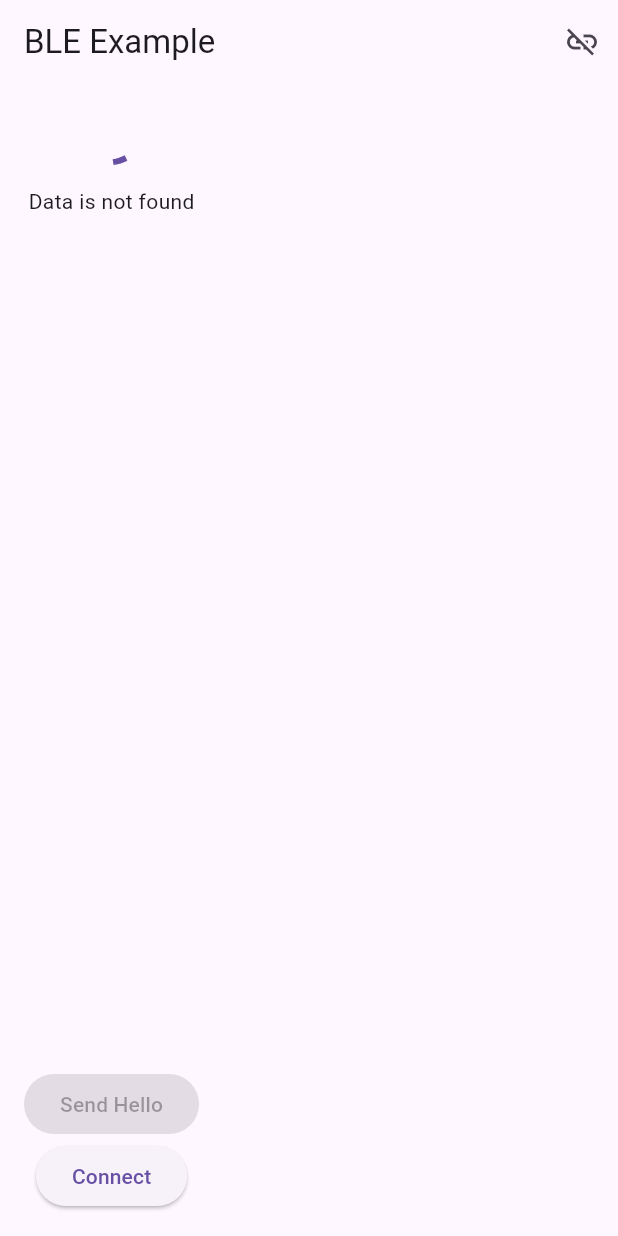
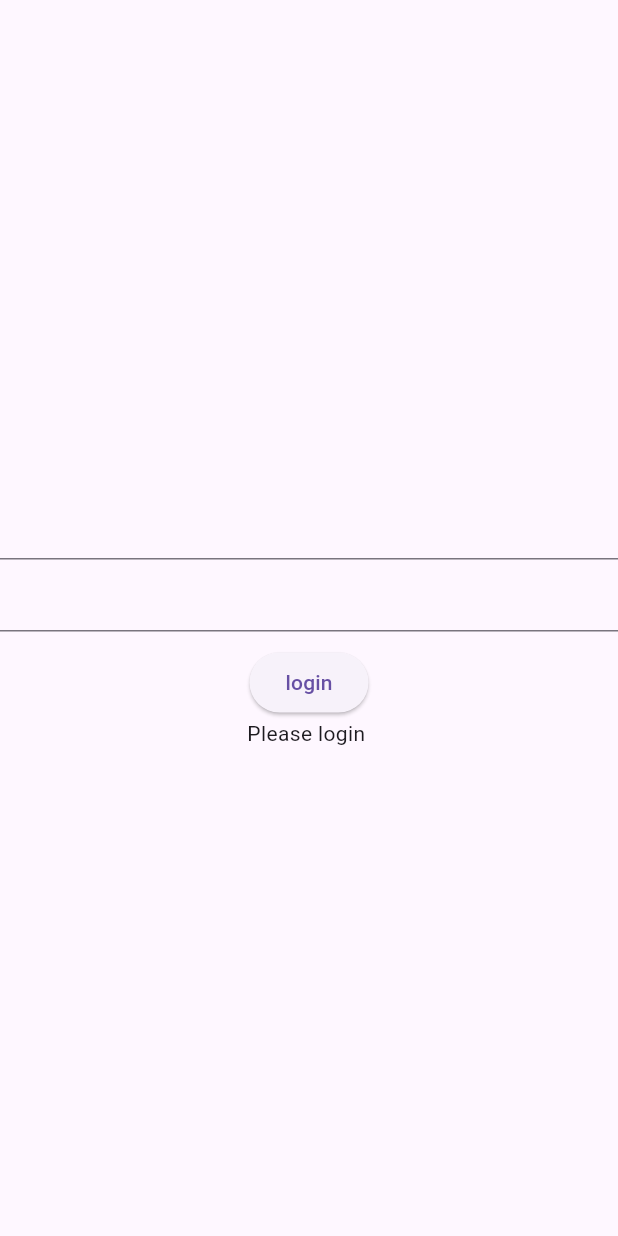
Before and after one commit to sree112github/Riverpod_State_Management, a Flutter app: the screen it shows after launch, on a phone screen of 412 x 824 dp. Run offline on Flutter 3.47's test engine with Material 3 defaults, Android fonts, the phone set to English and light mode, and no system bars; our stand-ins replace connectivity_plus, convert, flutter_blue_plus, flutter_riverpod, go_router, permission_handler; missing offline and left inert: encrypt, pointycastle.

Commit message:
Login riverpo exception Management

```diff
--- /dev/null
+++ b/lib/AppCore/Approutes.dart
@@ -0,0 +1,27 @@
+import 'package:flutter/material.dart';
+import 'package:go_router/go_router.dart';
+import 'package:flutter_riverpod/flutter_riverpod.dart';
+
+import '../feature/BlutoothScreen/Screen/blescreen.dart';
+import '../feature/LoginScreen/Screen/loginScreen.dart';
+
+
+// GoRouter provider (Riverpod way)
+final routerProvider = Provider<GoRouter>((ref) {
+  return GoRouter(
+    initialLocation: '/',
+    routes: [
+      GoRoute(
+        path: '/',
+        builder: (context, state) => const LoginScreen(),
+      ),
+      GoRoute(
+        path: '/bluetooth/:deviceId',
+        builder: (context, state) {
+          final deviceId = state.pathParameters['deviceId']!;
+          return BluetoothScreen(deviceId: deviceId);
+        },
+      ),
+    ],
+  );
+});
--- /dev/null
+++ b/lib/AppCore/baserurl.dart
@@ -0,0 +1,3 @@
+
+
+String baseUrl = "http://192.168.34.217:3000";
--- /dev/null
+++ b/lib/Data/Controller/AuthController.dart
@@ -0,0 +1,50 @@
+import 'package:flutter_riverpod/flutter_riverpod.dart';
+import 'package:riverpodstatemanagement/AppCore/CenteralExceptionHandling.dart';
+import 'package:riverpodstatemanagement/Data/models/AuthModel.dart';
+import 'package:riverpodstatemanagement/Data/repository/AuthRepository.dart';
+
+/// Sealed class for auth states
+sealed class AuthState {}
+
+class AuthInitial extends AuthState {}
+
+class AuthLoading extends AuthState {}
+
+class AuthSuccess extends AuthState {
+  final AuthModel user;
+  AuthSuccess(this.user);
+}
+
+class AuthFailure extends AuthState {
+  final String error;
+  AuthFailure(this.error);
+}
+
+/// Auth Controller using StateNotifier
+class AuthController extends StateNotifier<AuthState> {
+  final AuthRepository _authRepository;
+
+  AuthController(this._authRepository) : super(AuthInitial());
+
+  Future<void> userLogin(String email, String password) async {
+    state = AuthLoading();
+    try {
+      final user = await _authRepository.userLogin(email, password);
+      state = AuthSuccess(user);
+    } on NetworkConnectionException {
+      state = AuthFailure("Check Your Internet Conncetion");
+    } on ServerUnReachableException {
+      state = AuthFailure("Server is currently unreachable Check Your Connection");
+    }
+    on InvalidCredentialException {
+      state = AuthFailure("Invalid email or password.");
+    } on AccessDeniedException {
+      state = AuthFailure("You don't have access.");
+    } on ServerTimeOutException{
+      state = AuthFailure("TimeOut error");
+    }
+    on UnknownException {
+      state = AuthFailure("An unexpected error occurred.");
+    }
+  }
+}
--- a/lib/bleController.dart
+++ b/lib/Data/Controller/bleController.dart
@@ -1,7 +1,6 @@
 import 'package:flutter_riverpod/flutter_riverpod.dart';
-import 'package:flutter_blue_plus/flutter_blue_plus.dart';
-import 'package:riverpodstatemanagement/encryptioservice.dart';
-import 'bleRepository.dart';
+import 'package:riverpodstatemanagement/Data/services/encryptionServices/encryptioservice.dart';
+import '../repository/bleRepository.dart';
 
 
 class BluetoothState {
--- /dev/null
+++ b/lib/Data/Dependency/AuthDI.dart
@@ -0,0 +1,19 @@
+import 'package:flutter_riverpod/flutter_riverpod.dart';
+import 'package:riverpodstatemanagement/Data/Controller/AuthController.dart';
+import 'package:riverpodstatemanagement/Data/Dependency/bleDI.dart';
+import 'package:riverpodstatemanagement/Data/repository/AuthRepository.dart';
+import 'package:riverpodstatemanagement/Data/services/Apiservices/AuthServices.dart';
+
+final authServiceProvider = Provider<AuthService>((ref)=>AuthService());
+
+
+final authRepositoryProvider = Provider<AuthRepository>((ref){
+ final service = ref.read(authServiceProvider);
+ return AuthRepository(service);
+});
+
+
+final authControllerProvider = StateNotifierProvider<AuthController,AuthState>((ref){
+  final repository = ref.read(authRepositoryProvider);
+  return AuthController(repository);
+});
--- a/lib/bleDI.dart
+++ b/lib/Data/Dependency/bleDI.dart
@@ -1,7 +1,7 @@
 import 'package:flutter_riverpod/flutter_riverpod.dart';
-import 'bleController.dart';
-import 'bleRepository.dart';
-import 'bleService.dart';
+import '../Controller/bleController.dart';
+import '../repository/bleRepository.dart';
+import '../services/BluetoothServices/bleService.dart';
 
 // Service Provider
 final bluetoothServicesProvider = Provider<BluetoothServices>((ref) {
--- /dev/null
+++ b/lib/Data/models/AuthModel.dart
@@ -0,0 +1,22 @@
+
+
+class AuthModel{
+
+  int userId;
+  String userName;
+  String userEmail;
+  String bearerToken;
+
+  AuthModel({required this.userId,required this.userName,required this.userEmail,required this.bearerToken});
+
+  factory AuthModel.fromJson(Map<String,dynamic> json){
+
+    return AuthModel(
+        userId: int.tryParse(json['userId'])??0,
+        userName: json['userName'],
+        userEmail: json['userEmail'],
+        bearerToken: json['bearerToken']
+    );
+  }
+
+}
--- a/lib/bleRepository.dart
+++ b/lib/Data/repository/bleRepository.dart
@@ -1,7 +1,7 @@
 
-import 'package:riverpodstatemanagement/bleController.dart';
+import 'package:riverpodstatemanagement/Data/Controller/bleController.dart';
 import 'package:flutter_blue_plus/flutter_blue_plus.dart';
-import 'bleService.dart';
+import '../services/BluetoothServices/bleService.dart';
 
 class BluetoothRepository {
   final BluetoothServices _bluetoothServices;
--- a/lib/blescreen.dart
+++ b/lib/feature/BlutoothScreen/Screen/blescreen.dart
@@ -3,7 +3,7 @@ import 'dart:developer';
 import 'package:flutter/material.dart';
 import 'package:flutter_riverpod/flutter_riverpod.dart';
 
-import 'bleDI.dart';
+import '../../../Data/Dependency/bleDI.dart';
 
 class BluetoothScreen extends ConsumerWidget {
   final String deviceId;
--- /dev/null
+++ b/lib/feature/LoginScreen/Screen/loginScreen.dart
@@ -0,0 +1,59 @@
+import 'package:flutter/material.dart';
+import 'package:flutter_riverpod/flutter_riverpod.dart';
+import 'package:riverpodstatemanagement/Data/Controller/AuthController.dart';
+import 'package:riverpodstatemanagement/Data/Dependency/AuthDI.dart';
+import 'package:go_router/go_router.dart';
+
+
+class LoginScreen extends ConsumerWidget {
+  const LoginScreen({super.key});
+
+  @override
+  Widget build(BuildContext context,WidgetRef ref) {
+
+    ref.listen<AuthState>(authControllerProvider,(previous,next){
+      if(next is AuthSuccess){
+        context.go('/bluetooth/7c:87:ce:2f:ed:82');
+      }
+    });
+
+    final emailController = TextEditingController();
+    final passwordController = TextEditingController();
+
+
+    final authController = ref.read(authControllerProvider.notifier);
+
+    return Scaffold(
+      body:Center(
+        child: Column(
+          mainAxisAlignment: MainAxisAlignment.center,
+          children: [
+          TextField(controller: emailController),
+            TextField(controller: passwordController,),
+
+            SizedBox(height: 10,),
+
+            ElevatedButton(onPressed: (){
+              authController.userLogin(emailController.text.trim(), passwordController.text.trim());
+            }, child: Text("login")),
+
+            Consumer(builder:(context,ref,child){
+              final authState = ref.watch(authControllerProvider);
+              if(authState is AuthLoading){
+                return CircularProgressIndicator();
+              }else if(authState is AuthFailure){
+                return Text(authState.error);
+              }else if(authState is AuthSuccess){
+                return Text(authState.user.userName);
+              }
+              else{
+                return Text("Please login ");
+              }
+
+            })
+          ],
+        ),
+      ),
+    );
+  }
+}
--- a/lib/main.dart
+++ b/lib/main.dart
@@ -1,6 +1,8 @@
 import 'package:flutter/material.dart';
 import 'package:flutter_riverpod/flutter_riverpod.dart';
-import 'package:riverpodstatemanagement/blescreen.dart';
+import 'AppCore/Approutes.dart';
+import 'feature/BlutoothScreen/Screen/blescreen.dart';
+import 'feature/LoginScreen/Screen/loginScreen.dart';
 
 
 
@@ -10,15 +12,17 @@ void main(){
 }
 
 
-class MyApp extends StatelessWidget {
+class MyApp extends ConsumerWidget {
   const MyApp({super.key});
 
   @override
-  Widget build(BuildContext context) {
-    return ProviderScope(
-      child: MaterialApp(
-        home: BluetoothScreen(deviceId:'7c:87:ce:2f:ed:82')
-      ),
+  Widget build(BuildContext context, WidgetRef ref) {
+    final router = ref.watch(routerProvider); // watch the router
+
+    return MaterialApp.router(
+      routerConfig: router,
+      debugShowCheckedModeBanner: false,
+      title: 'My App',
     );
   }
 }
--- a/pubspec.yaml
+++ b/pubspec.yaml
@@ -45,6 +45,8 @@ dev_dependencies:
   permission_handler: ^12.0.0+1
   encrypt:
   pointycastle:
+  connectivity_plus: ^6.1.4
+  go_router:
 
   # The "flutter_lints" package below contains a set of recommended lints to
   # encourage good coding practices. The lint set provided by the package is
```
Also changed, not shown: lib/AppCore/CenteralExceptionHandling.dart (added, +9 -0 lines), lib/Data/repository/AuthRepository.dart (added, +12 -0 lines), lib/Data/services/Apiservices/AuthServices.dart (added, +57 -0 lines), lib/Data/services/BluetoothServices/bleService.dart (renamed from lib/bleService.dart), lib/Data/services/encryptionServices/encryptioservice.dart (renamed from lib/encryptioservice.dart), pubspec.lock, 3 other files.
